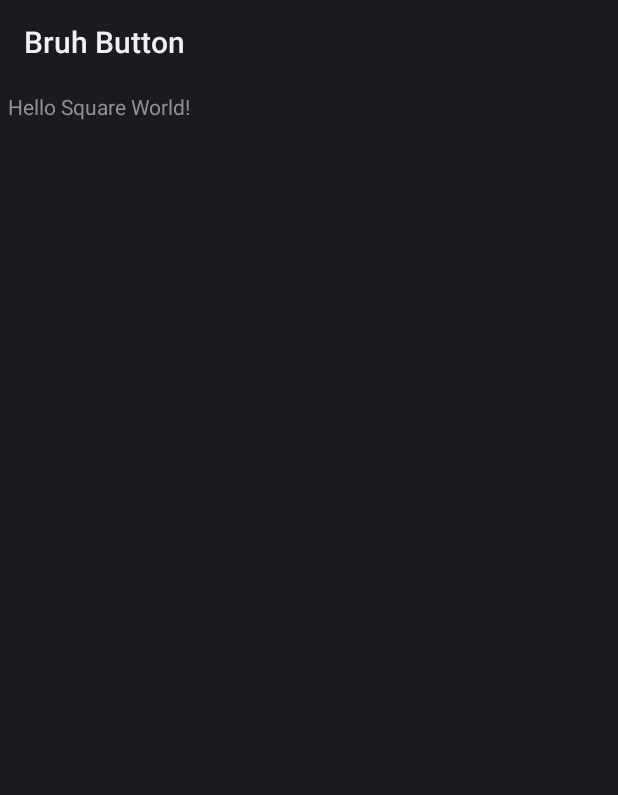
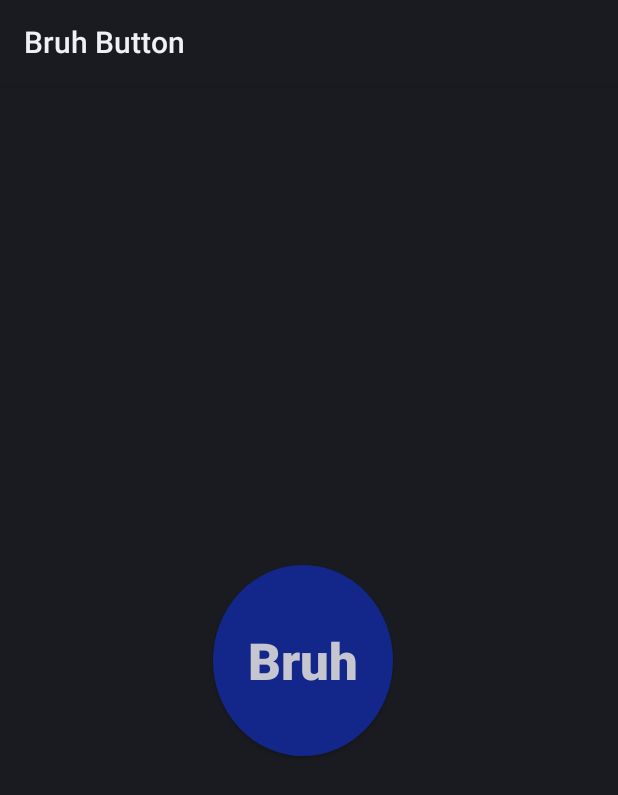
Before and after one commit to braydenwerner/Bruh-Button-WatchOS, an Android app: the screen it shows after launch (MainActivity), on a phone screen of 412 x 824 dp. Shown: the top 795 px of the screen. Run offline under Robolectric (Android 15) with nearby library versions, the phone set to English and light mode, and no system bars; plain views replace BoxInsetLayout.

Commit message:
Added bruh sound effect

```diff
--- a/app/build.gradle
+++ b/app/build.gradle
@@ -31,5 +31,6 @@ dependencies {
     implementation 'androidx.percentlayout:percentlayout:1.0.0'
     implementation 'androidx.legacy:legacy-support-v4:1.0.0'
     implementation 'androidx.recyclerview:recyclerview:1.2.1'
-    implementation 'androidx.wear:wear:1.1.0'
+    implementation 'androidx.wear:wear:1.2.0'
+    implementation 'androidx.constraintlayout:constraintlayout:2.1.4'
 }
--- a/app/src/main/AndroidManifest.xml
+++ b/app/src/main/AndroidManifest.xml
@@ -26,8 +26,7 @@
 
         <activity
             android:name=".MainActivity"
-            android:exported="true"
-            android:label="@string/app_name">
+            android:exported="true">
             <intent-filter>
                 <action android:name="android.intent.action.MAIN" />
 
--- a/app/src/main/java/com/example/bruhbutton/MainActivity.java
+++ b/app/src/main/java/com/example/bruhbutton/MainActivity.java
@@ -1,15 +1,19 @@
 package com.example.bruhbutton;
 
 import android.app.Activity;
+import android.media.MediaPlayer;
 import android.os.Bundle;
+import android.view.View;
+import android.widget.Button;
 import android.widget.TextView;
 
 import com.example.bruhbutton.databinding.ActivityMainBinding;
 
-public class MainActivity extends Activity {
+public class MainActivity extends Activity implements View.OnClickListener {
 
-    private TextView mTextView;
+    //  private TextView mTextView;
     private ActivityMainBinding binding;
+    private MediaPlayer mediaPlayer;
 
     @Override
     protected void onCreate(Bundle savedInstanceState) {
@@ -18,6 +22,13 @@ public class MainActivity extends Activity {
         binding = ActivityMainBinding.inflate(getLayoutInflater());
         setContentView(binding.getRoot());
 
-        mTextView = binding.text;
+        mediaPlayer = MediaPlayer.create(this, R.raw.bruh);
+
+        Button bruhButton = findViewById(R.id.bruhButton);
+        bruhButton.setOnClickListener(this);
+    }
+
+    public void onClick(View v) {
+        mediaPlayer.start();
     }
 }
--- /dev/null
+++ b/app/src/main/res/drawable/round_button.xml
@@ -0,0 +1,13 @@
+<?xml version="1.0" encoding="utf-8"?>
+<selector xmlns:android="http://schemas.android.com/apk/res/android">
+    <item android:state_pressed="false">
+        <shape android:shape="oval">
+            <solid android:color="#343aeb"/>
+        </shape>
+    </item>
+    <item android:state_pressed="true">
+        <shape android:shape="oval">
+            <solid android:color="#c20586"/>
+        </shape>
+    </item>
+</selector>
--- a/app/src/main/res/layout/activity_main.xml
+++ b/app/src/main/res/layout/activity_main.xml
@@ -14,11 +14,28 @@
         android:padding="@dimen/inner_frame_layout_padding"
         app:layout_boxedEdges="all">
 
-        <TextView
-            android:id="@+id/text"
-            android:layout_width="wrap_content"
-            android:layout_height="wrap_content"
-            android:text="@string/hello_world" />
+        <androidx.constraintlayout.widget.ConstraintLayout
+            android:layout_width="match_parent"
+            android:layout_height="match_parent">
+
+            <Button
+                android:id="@+id/bruhButton"
+                android:layout_width="120dp"
+                android:layout_height="127dp"
+                android:background="@drawable/round_button"
+                android:backgroundTint="#13278A"
+                android:fontFamily="sans-serif-medium"
+                android:text="@string/bruh"
+                android:textAppearance="@android:style/TextAppearance.Material.Medium"
+                android:textSize="34sp"
+                android:textStyle="bold"
+                app:layout_constraintBottom_toBottomOf="parent"
+                app:layout_constraintEnd_toEndOf="parent"
+                app:layout_constraintHorizontal_bias="0.485"
+                app:layout_constraintStart_toStartOf="parent"
+                app:layout_constraintTop_toTopOf="parent" />
+        </androidx.constraintlayout.widget.ConstraintLayout>
 
     </FrameLayout>
+
 </androidx.wear.widget.BoxInsetLayout>
--- a/app/src/main/res/values/strings.xml
+++ b/app/src/main/res/values/strings.xml
@@ -4,5 +4,5 @@
     This string is used for square devices and overridden by hello_world in
     values-round/strings.xml for round devices.
     -->
-    <string name="hello_world">Hello Square World!</string>
+    <string name="bruh">Bruh</string>
 </resources>
```
Also changed, not shown: 1 other file.
